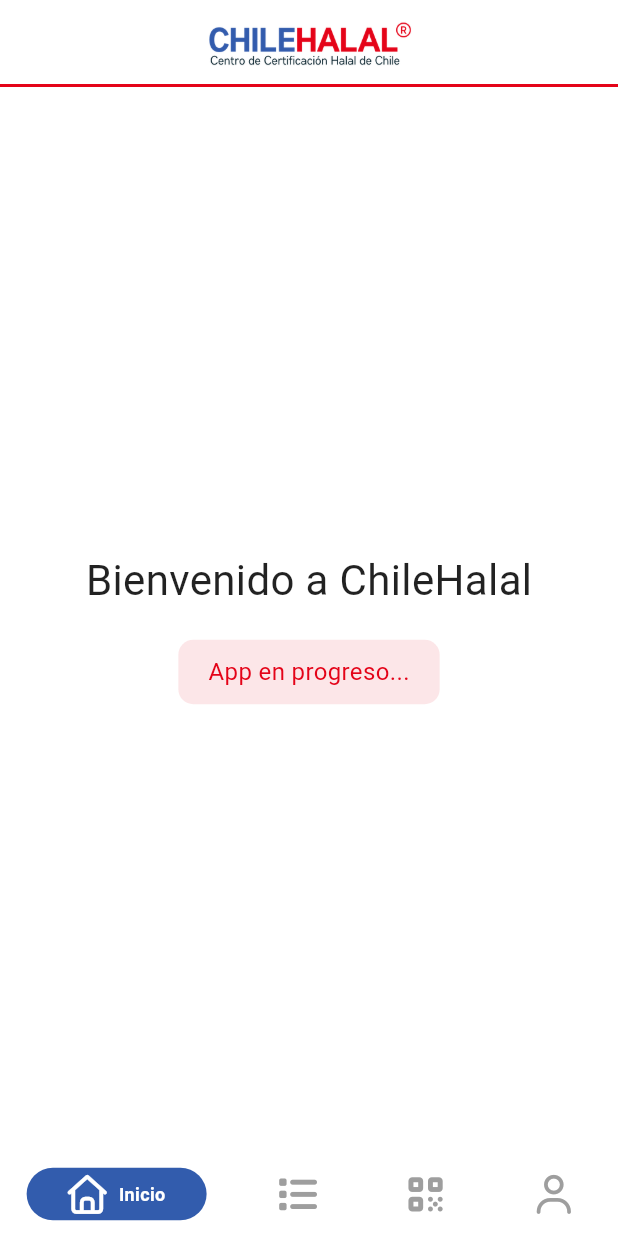
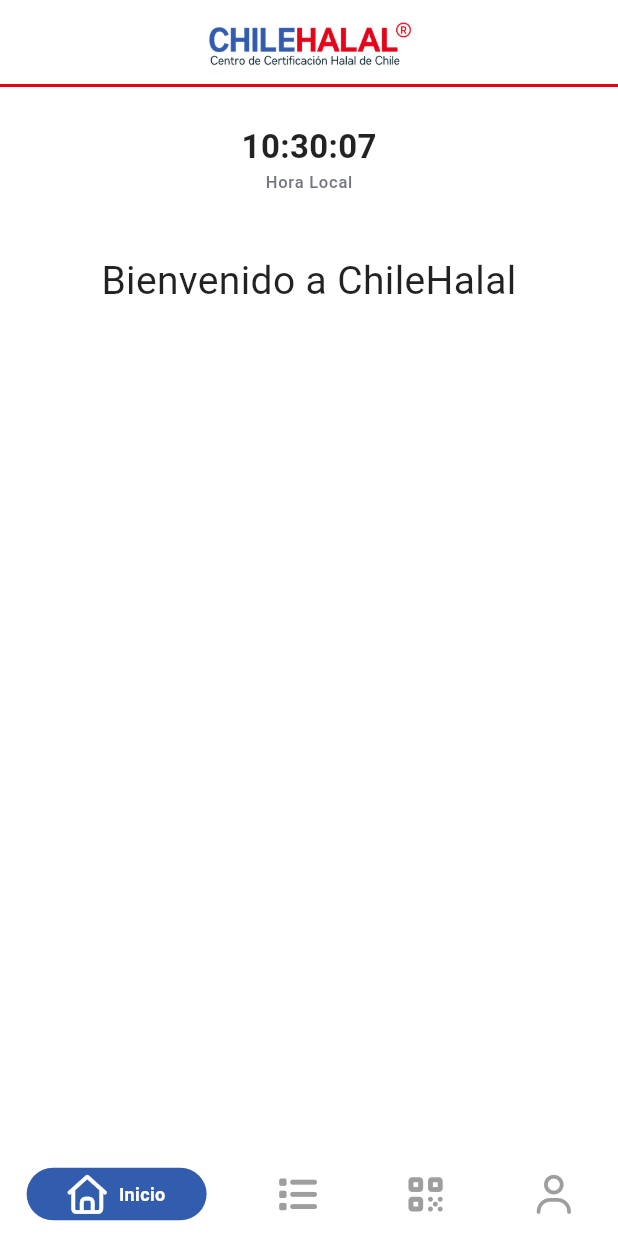
Before and after one commit to chomusuke-png/chilehalal_mobile, a Flutter app: the screen it shows after launch, on a phone screen of 412 x 824 dp. Run offline on Flutter 3.47's test engine with Material 3 defaults, Android fonts, the phone set to English and light mode, and no system bars; drawn by our look-alikes of persistent_bottom_nav_bar; our stand-ins replace font_awesome_flutter, shared_preferences; missing offline and left inert: mobile_scanner.

Commit message:
reloj en home

```diff
--- a/lib/screens/home/home_screen.dart
+++ b/lib/screens/home/home_screen.dart
@@ -1,4 +1,5 @@
 import 'package:flutter/material.dart';
+import 'package:chilehalal_mobile/widgets/common/live_clock.dart'; // Asegúrate de importar la ruta correcta
 
 class HomeScreen extends StatelessWidget {
   const HomeScreen({super.key});
@@ -9,30 +10,30 @@
 
     return Scaffold(
       backgroundColor: colorScheme.surface,
-      body: Center(
-        child: Column(
-          mainAxisAlignment: MainAxisAlignment.center,
+      body: SafeArea(
+        child: Padding(
+          padding: const EdgeInsets.all(24.0),
+          child: Column(
+            mainAxisAlignment: MainAxisAlignment.start,
+          crossAxisAlignment: CrossAxisAlignment.stretch,
           children: [
+            LiveClock(
+              style: TextStyle(
+                fontSize: 22,
+                fontWeight: FontWeight.bold,
+                color: colorScheme.onSurface,
+              ),
+            ),
+            const SizedBox(height: 40),
             const Text(
               'Bienvenido a ChileHalal',
-              style: TextStyle(fontSize: 28),
-            ),
-            const SizedBox(height: 20),
-            Container(
-              padding: const EdgeInsets.symmetric(horizontal: 20, vertical: 10),
-              decoration: BoxDecoration(
-                color: colorScheme.secondary.withValues(alpha: 0.1),
-                borderRadius: BorderRadius.circular(10),
-              ),
-              child: Text(
-                'App en progreso...',
-                style: TextStyle(
-                  color: colorScheme.secondary,
-                  fontSize: 16,
-                ),
+              textAlign: TextAlign.center,
+              style: TextStyle(
+                fontSize: 26,
               ),
             ),
           ],
+          )
         ),
       ),
     );
--- a/lib/screens/scanner/scanner_screen.dart
+++ b/lib/screens/scanner/scanner_screen.dart
@@ -1,6 +1,6 @@
 import 'package:flutter/material.dart';
 import 'package:chilehalal_mobile/widgets/scanner/scanner_widget.dart';
-import 'package:chilehalal_mobile/screens/scanner/product_screen.dart';
+import 'package:chilehalal_mobile/screens/product/product_screen.dart';
 
 class ScannerScreen extends StatefulWidget {
   const ScannerScreen({super.key});
--- /dev/null
+++ b/lib/widgets/common/live_clock.dart
@@ -0,0 +1,64 @@
+import 'dart:async';
+import 'package:flutter/material.dart';
+
+class LiveClock extends StatefulWidget {
+  final TextStyle? style;
+
+  const LiveClock({super.key, this.style});
+
+  @override
+  State<LiveClock> createState() => _LiveClockState();
+}
+
+class _LiveClockState extends State<LiveClock> {
+  late Timer _timer;
+  late DateTime _currentTime;
+
+  @override
+  void initState() {
+    super.initState();
+    _currentTime = DateTime.now();
+    _timer = Timer.periodic(const Duration(seconds: 1), (timer) {
+      setState(() {
+        _currentTime = DateTime.now();
+      });
+    });
+  }
+
+  @override
+  void dispose() {
+    _timer.cancel();
+    super.dispose();
+  }
+
+  String _formatNumber(int number) {
+    return number.toString().padLeft(2, '0');
+  }
+
+  @override
+  Widget build(BuildContext context) {
+    final hour = _formatNumber(_currentTime.hour);
+    final minute = _formatNumber(_currentTime.minute);
+    final second = _formatNumber(_currentTime.second);
+
+    return Column(
+      mainAxisSize: MainAxisSize.min,
+      children: [
+        Text(
+          '$hour:$minute:$second',
+          style:
+              widget.style ??
+              Theme.of(context).textTheme.displayMedium?.copyWith(
+                fontFeatures: [const FontFeature.tabularFigures()],
+              ),
+        ),
+        Text(
+          'Hora Local',
+          style: Theme.of(context).textTheme.labelSmall?.copyWith(
+            color: Theme.of(context).colorScheme.outline,
+          ),
+        ),
+      ],
+    );
+  }
+}
```
Also changed, not shown: lib/screens/product/product_screen.dart (renamed from lib/screens/scanner/product_screen.dart).
